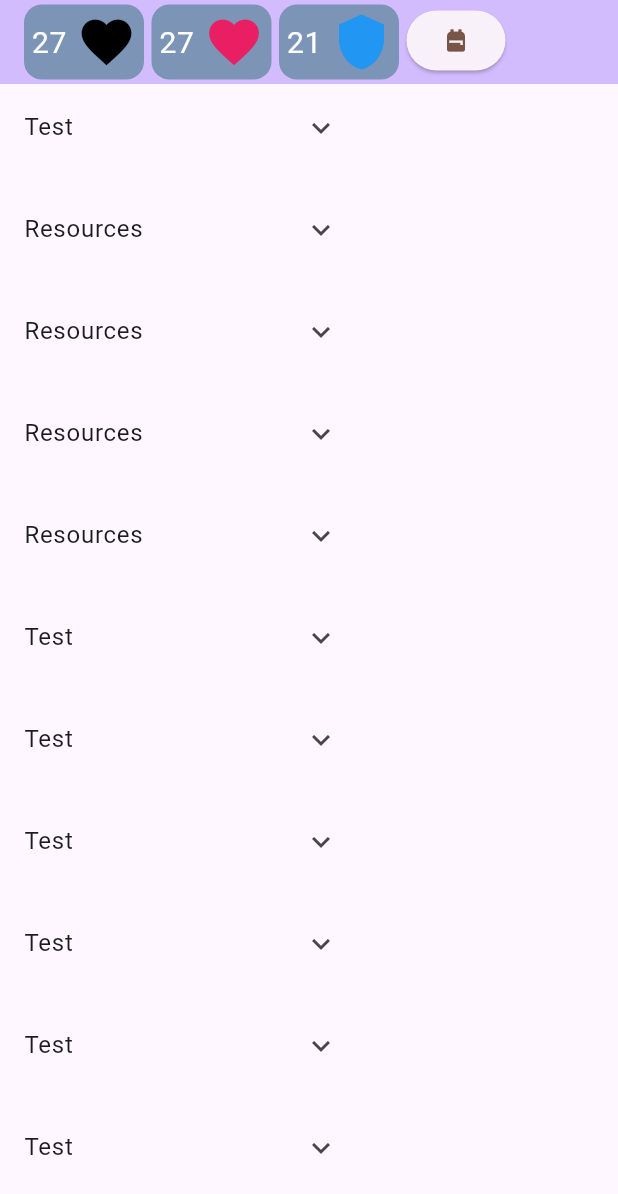
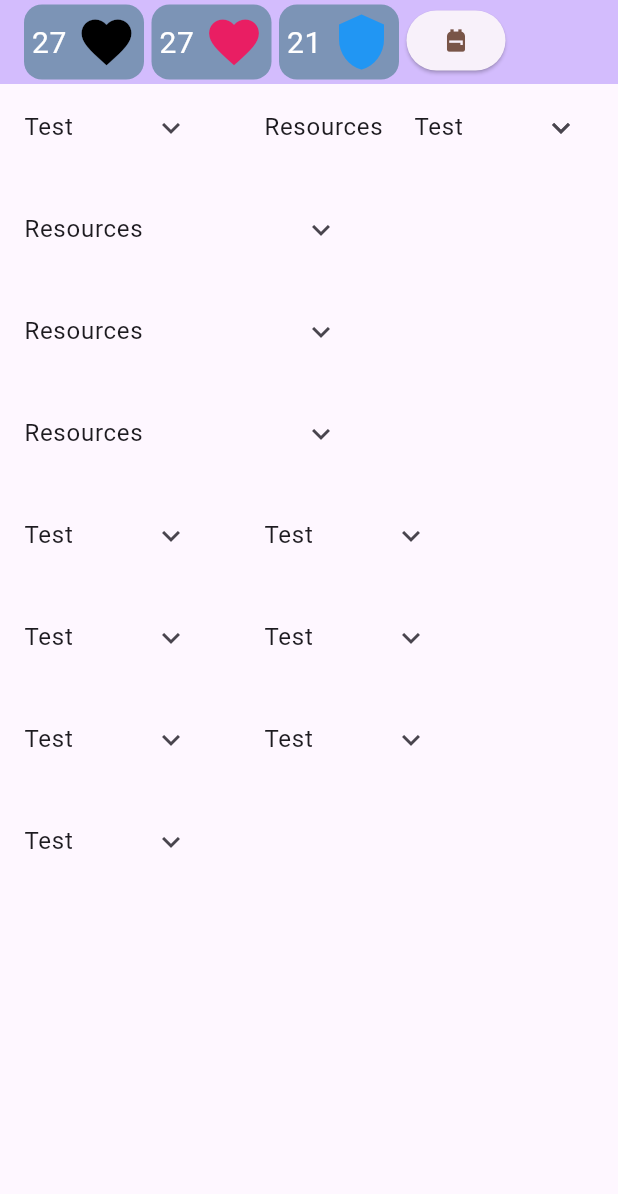
Before and after one commit to Patrycioss/DNDTracker, a Flutter app: the screen it shows after launch, on a phone screen of 412 x 824 dp. Shown: the top 1194 px of the screen. Run offline on Flutter 3.47's test engine with Material 3 defaults, Android fonts, the light colour scheme and no system bars.

Commit message:
Base stat card finished for now

```diff
--- a/lib/movable_widget.dart
+++ b/lib/base_stat_card.dart
@@ -1,17 +1,17 @@
 import 'package:flutter/material.dart';
 
-abstract class MovableWidget extends StatelessWidget {
+class BaseStatCard extends StatelessWidget {
   final String name;
-  final Widget? titleWidget;
-  final Widget? childWidget;
+  final Widget? title;
+  final Widget? child;
   final double? width;
   final double? height;
 
-  const MovableWidget({
+  const BaseStatCard({
     super.key,
     required this.name,
-    this.titleWidget,
-    this.childWidget,
+    this.title,
+    this.child,
     double? width,
     double? height,
   })  : width = width ?? 300,
@@ -23,14 +23,14 @@ abstract class MovableWidget extends StatelessWidget {
       width: width,
       child: ExpansionTile(
         backgroundColor: Colors.red,
-        title: titleWidget ?? Text(name),
+        title: title ?? Text(name),
         children: [
           SizedBox(
             height: height,
             child: Container(
               alignment: Alignment.center,
               padding: const EdgeInsets.all(10),
-              child: childWidget,
+              child: child,
             ),
           )
         ],
--- a/lib/fancy_layout/widgets/fancy_layout_widget.dart
+++ b/lib/fancy_layout/widgets/fancy_layout_widget.dart
@@ -3,7 +3,7 @@ import 'package:flutter/cupertino.dart';
 import '../delegates/fancy_layout_delegate.dart';
 
 class FancyLayout extends StatefulWidget {
-  final Map<String, Widget> widgets;
+  final List<(String, Widget)> widgets;
   final Offset? offsetBetweenWidgets;
   final Offset? padding;
 
@@ -23,15 +23,15 @@ class _FancyLayoutState extends State<FancyLayout> {
   Widget build(BuildContext context) {
     return CustomMultiChildLayout(
       delegate: FancyLayoutDelegate(
-        widget.widgets.keys.toList(),
+        widget.widgets.map((e) => e.$1),
         widget.offsetBetweenWidgets ?? Offset.zero,
         widget.padding ?? Offset.zero,
       ),
       children: <Widget>[
-        for (final entry in widget.widgets.entries)
+        for (final entry in widget.widgets)
           LayoutId(
-            id: entry.key,
-            child: entry.value,
+            id: entry.$1,
+            child: entry.$2,
           ),
       ],
     );
--- a/lib/fancy_layout/widgets/scrollable_fancy_layout_widget.dart
+++ b/lib/fancy_layout/widgets/scrollable_fancy_layout_widget.dart
@@ -4,7 +4,7 @@ import 'fancy_layout_widget.dart';
 
 class ScrollableFancyLayout extends StatelessWidget {
   final BoxConstraints constraints;
-  final Map<String, Widget> widgets;
+  final List<(String, Widget)> widgets;
   final Offset? offsetBetweenWidgets;
   final Offset? padding;
 
--- a/lib/home/home_route.dart
+++ b/lib/home/home_route.dart
@@ -1,7 +1,6 @@
 import 'package:flutter/material.dart';
 
 import '../fancy_layout/fancy_layout.dart';
-import '../movable_widget.dart';
 import '../resource_widget.dart';
 import '../test_widget.dart';
 import 'home_title_bar.dart';
@@ -14,21 +13,21 @@ class HomeRoute extends StatefulWidget {
 }
 
 class _HomeRouteState extends State<HomeRoute> {
-  final Map<String, MovableWidget> movableWidgets = <String, MovableWidget>{
-    '1': TestWidget(),
-    '2': ResourceWidget(),
-    '3': ResourceWidget(),
-    '4': ResourceWidget(),
-    '5': ResourceWidget(),
-    '6': TestWidget(),
-    '7': TestWidget(),
-    '8': TestWidget(),
-    '9': TestWidget(),
-    '10': TestWidget(),
-    '11': TestWidget(),
-    '12': TestWidget(),
-    '13': TestWidget(),
-  };
+  late List<(String, Widget)> movableWidgets = [
+    ('1', const TestWidget()),
+    ('2', const ResourceWidget()),
+    ('3', const ResourceWidget()),
+    ('4', const ResourceWidget()),
+    ('5', const ResourceWidget()),
+    ('6', const TestWidget()),
+    ('7', const TestWidget()),
+    ('8', const TestWidget()),
+    ('9', const TestWidget()),
+    ('10', const TestWidget()),
+    ('11', const TestWidget()),
+    ('12', const TestWidget()),
+    ('13', const TestWidget()),
+  ];
 
   @override
   Widget build(BuildContext context) {
@@ -51,3 +50,18 @@ class _HomeRouteState extends State<HomeRoute> {
     );
   }
 }
+
+class _WidgetKey extends StatelessWidget {
+  final Widget child;
+  final GlobalKey globalKey = GlobalKey();
+
+  _WidgetKey({required this.child});
+
+  @override
+  Widget build(BuildContext context) {
+    return Container(
+      key: globalKey,
+      child: child,
+    );
+  }
+}
--- a/lib/resource_widget.dart
+++ b/lib/resource_widget.dart
@@ -1,20 +1,17 @@
-import 'package:dnd_tracker/movable_widget.dart';
+import 'package:dnd_tracker/base_stat_card.dart';
 import 'package:flutter/cupertino.dart';
 import 'package:flutter/material.dart';
 
-class ResourceWidget extends MovableWidget {
-  ResourceWidget({super.key})
-      : super(
-          name: "Resources",
-          childWidget: _ResourceChildWidget(),
-          width: 250,
-          height: 200,
-        );
-}
+class ResourceWidget extends StatelessWidget {
+  const ResourceWidget({super.key});
 
-class _ResourceChildWidget extends StatelessWidget {
   @override
   Widget build(BuildContext context) {
-    return const Text("Resources of course");
+    return const BaseStatCard(
+      name: "Resources",
+      width: 250,
+      height: 200,
+      child: Text("Resources of course"),
+    );
   }
 }
--- a/lib/test_widget.dart
+++ b/lib/test_widget.dart
@@ -1,19 +1,16 @@
-import 'package:dnd_tracker/movable_widget.dart';
+import 'package:dnd_tracker/base_stat_card.dart';
 import 'package:flutter/cupertino.dart';
 
-class TestWidget extends MovableWidget {
-  TestWidget({super.key})
-      : super(
-          name: "Test",
-          childWidget: _TestChildWidget(),
-          width: 250,
-          height: 200,
-        );
-}
+class TestWidget extends StatelessWidget {
+  const TestWidget({super.key});
 
-class _TestChildWidget extends StatelessWidget {
   @override
   Widget build(BuildContext context) {
-    return const Text("Testing stuff hahaha :D");
+    return const BaseStatCard(
+      name: "Test",
+      width: 150,
+      height: 100,
+      child: Text("Testing stuff hahaha :D"),
+    );
   }
 }
```
